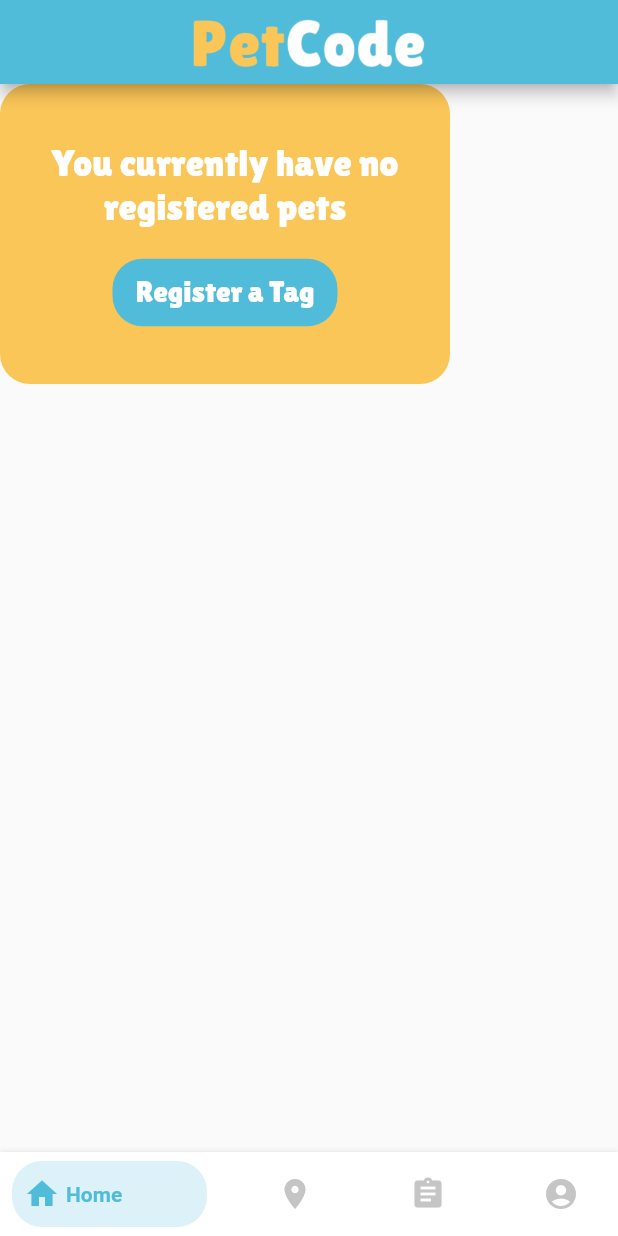
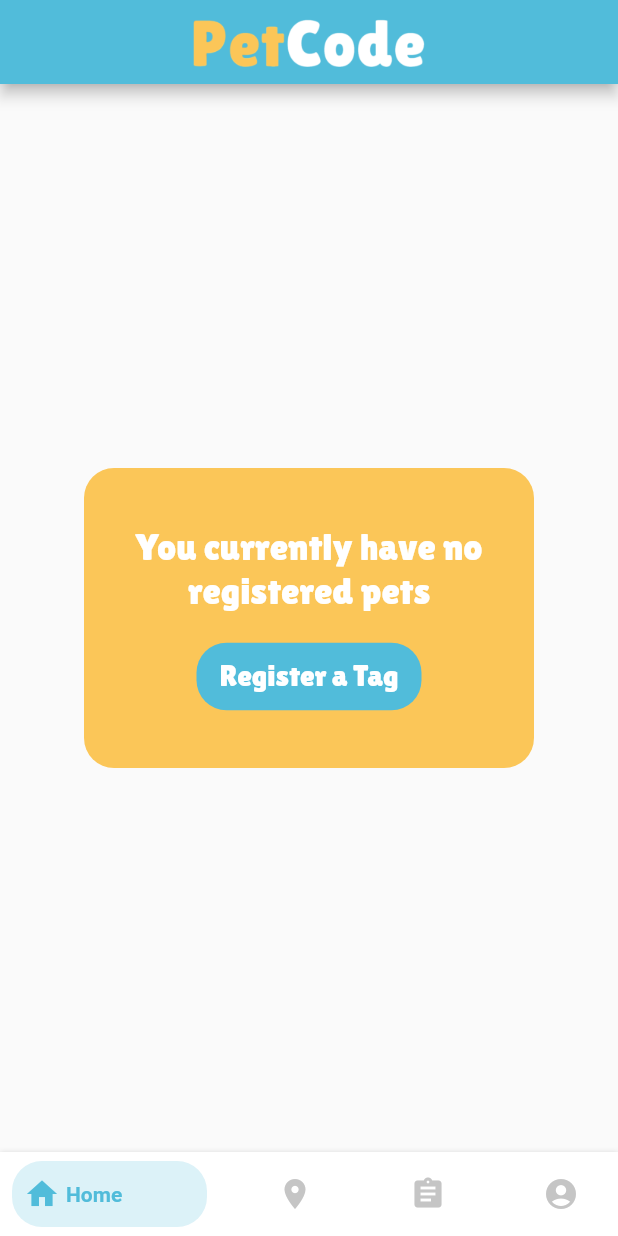
Before and after one commit to petcodeapp/interface-mobile, a Flutter app: the screen it shows once a user with an empty profile is signed in, on a phone screen of 412 x 824 dp. Run offline on Flutter 3.47's test engine with Material 2 defaults, Android fonts, the phone set to English and light mode, and no system bars; drawn by our look-alikes of bottom_navy_bar; our stand-ins replace cached_network_image, carousel_slider, cloud_firestore, dio, dots_indicator, email_validator and 15 more; missing offline and left inert: slimy_card; accounts and stored records are empty.

Commit message:
created UI for reminders screen, fixed up homescreen display for no pets registered

```diff
--- a/lib/screens/home_screen.dart
+++ b/lib/screens/home_screen.dart
@@ -8,6 +8,8 @@
 import 'package:petcode_app/screens/owner_info_screen.dart';
 import 'package:petcode_app/screens/pet_info_screen.dart';
 import 'package:petcode_app/providers/current_pet_provider.dart';
+import 'package:petcode_app/screens/reminders_screen.dart';
+import 'package:petcode_app/screens/stp_start_screen.dart';
 import 'package:petcode_app/services/pet_service.dart';
 import 'package:petcode_app/utils/hero_icons.dart';
 import 'package:petcode_app/utils/string_helper.dart';
@@ -345,7 +347,7 @@
                                       ),
                                       GestureDetector(
                                         onTap: () =>
-                                            print('schedule meds tapped'),
+                                            Navigator.push(context, MaterialPageRoute(builder: (_) => RemindersScreen())),
                                         child: Column(
                                           mainAxisSize: MainAxisSize.min,
                                           children: [
@@ -508,7 +510,8 @@
   }
 
   noPetsAvailableIndicator() {
-    return Container(
+    return Center(
+      child: Container(
         decoration: BoxDecoration(
           color: StyleConstants.yellow,
           borderRadius: BorderRadius.circular(20.0),
@@ -532,7 +535,13 @@
               SizedBox(
                 height: 20.0,
               ),
-            Container(
+              GestureDetector(
+                onTap: () => Navigator.push(
+                  context,
+                  MaterialPageRoute(
+                      builder: (context) => StpStartScreen()),
+                ),
+                child: Container(
                   width: 150.0,
                   height: 45.0,
                   decoration: BoxDecoration(
@@ -545,8 +554,10 @@
                       style: StyleConstants.whiteTitleTextXS,
                     ),
                   ),
+                ),
               )
             ],
+          ),
         ),
       ),
     );
--- a/lib/utils/style_constants.dart
+++ b/lib/utils/style_constants.dart
@@ -126,6 +126,12 @@
     fontWeight: FontWeight.w600,
   );
 
+  static TextStyle lightBlackThinTitleText = new TextStyle(
+    color: lightBlack,
+    fontSize: 30.0,
+    fontWeight: FontWeight.w600,
+  );
+
   static TextStyle blackThinTitleTextLarge = new TextStyle(
     color: Colors.black87.withOpacity(0.8),
     fontSize: 40.0,
@@ -213,6 +219,12 @@
     fontWeight: FontWeight.w400,
   );
 
+  static TextStyle greySubText = new TextStyle(
+    color: lightGrey,
+    fontSize: 12.0,
+    fontWeight: FontWeight.w300
+  );
+
   //box decorations
   static BoxDecoration roundYellowButtonDeco = new BoxDecoration(
       color: yellow,
```
Also changed, not shown: lib/screens/reminders_screen.dart (added, +112 -0 lines), 1 other file. Lines whose indentation alone changed are shown as unchanged.
